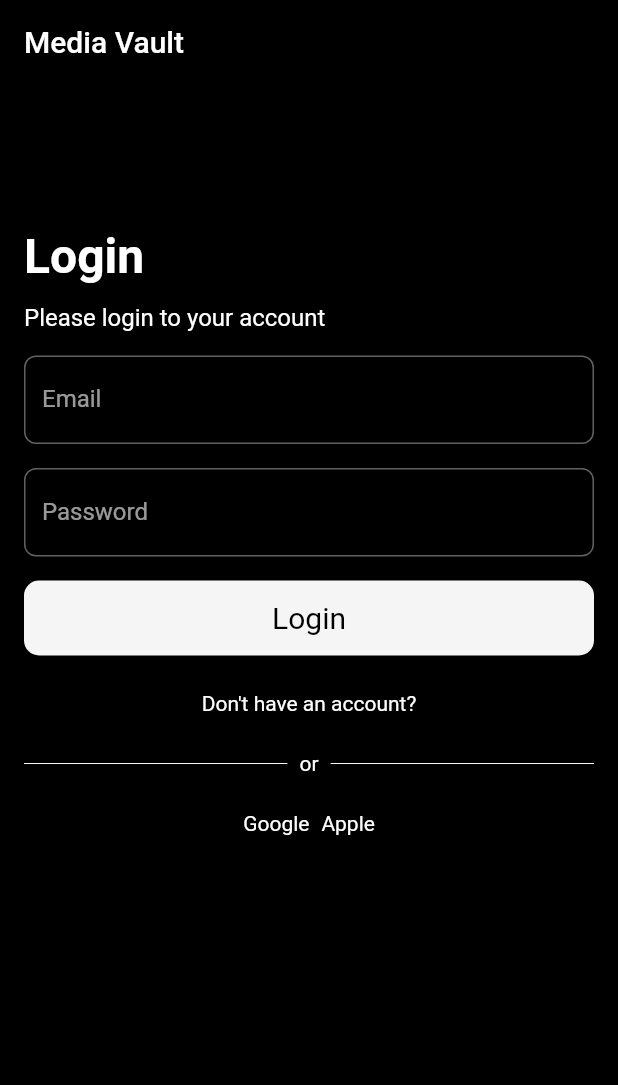
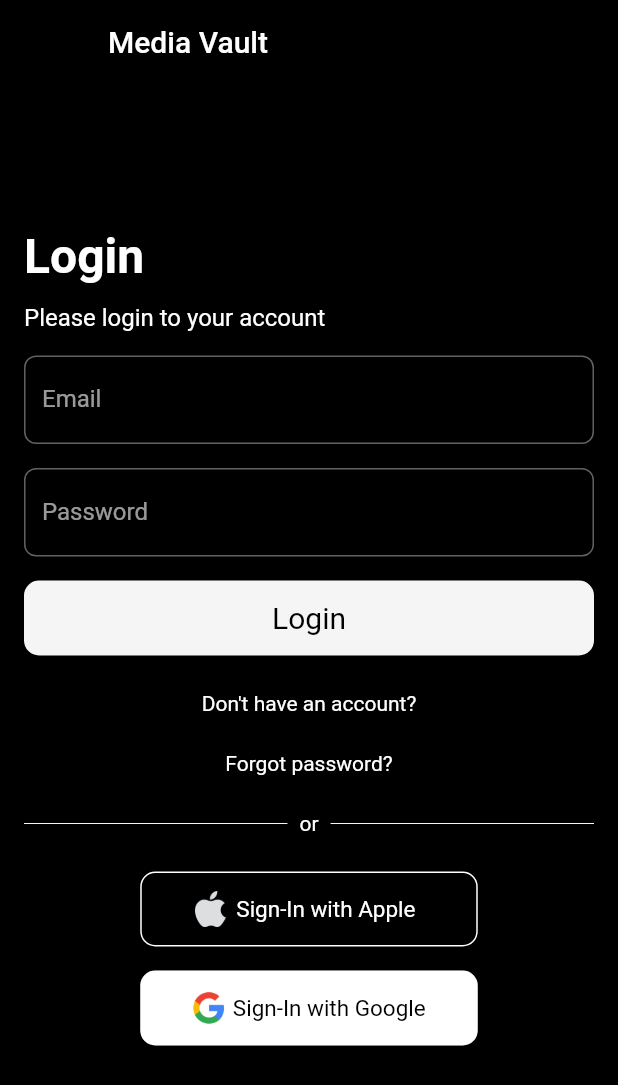
Before and after one commit to Finn-Ev/media-vault, a Flutter app: the screen it shows after launch, on a phone screen of 412 x 824 dp. Shown: the top 1085 px of the screen. Run offline on Flutter 3.47's test engine with Material 2 defaults, Android fonts, the phone set to English and light mode, and no system bars; our stand-ins replace auto_route, bloc, cloud_firestore, dartz, firebase_auth, firebase_core and 4 more; accounts and stored records are empty.

Commit message:
feature/implemented confirm_email and forgot_password functionality; setup sign-in-with google; started with apple_sign_in

```diff
--- a/lib/application/auth/auth_form/auth_form_event.dart
+++ b/lib/application/auth/auth_form/auth_form_event.dart
@@ -15,6 +15,11 @@ class SignInWithEmailAndPasswordPressed extends AuthFormEvent {
   SignInWithEmailAndPasswordPressed({required this.email, required this.password});
 }
 
+class ForgotPasswordPressed extends AuthFormEvent {
+  final String? email;
+  ForgotPasswordPressed({required this.email});
+}
+
 class SignInWithGooglePressed extends AuthFormEvent {}
 
 class SignInWithApplePressed extends AuthFormEvent {}
--- a/lib/core/failures/auth_failures.dart
+++ b/lib/core/failures/auth_failures.dart
@@ -3,6 +3,8 @@ abstract class AuthFailure {}
 class ServerFailure extends AuthFailure {}
 
 class EmailAlreadyInUseFailure extends AuthFailure {}
+
+class EmailNotVerifiedFailure extends AuthFailure {}
 
 class InvalidEmailAndPasswordCombinationFailure extends AuthFailure {}
 
@@ -12,6 +14,8 @@ String mapAuthFailureToMessage(AuthFailure failure) {
       return 'Something went wrong';
     case EmailAlreadyInUseFailure:
       return 'Email already in use. Please try a different one';
+    case EmailNotVerifiedFailure:
+      return 'Your email isn\'t verified. Please check your inbox';
     case InvalidEmailAndPasswordCombinationFailure:
       return 'Invalid email and password combination. Please try again';
     default:
--- a/lib/presentation/_widgets/custom_button.dart
+++ b/lib/presentation/_widgets/custom_button.dart
@@ -6,7 +6,12 @@ class CustomButton extends StatelessWidget {
   final VoidCallback onPressed;
   final bool isLoading;
 
-  const CustomButton({Key? key, required this.text, this.isLoading = false, required this.onPressed}) : super(key: key);
+  const CustomButton({
+    Key? key,
+    required this.text,
+    required this.onPressed,
+    this.isLoading = false,
+  }) : super(key: key);
 
   @override
   Widget build(BuildContext context) {
--- a/lib/presentation/auth/login/login_page.dart
+++ b/lib/presentation/auth/login/login_page.dart
@@ -5,6 +5,8 @@ import 'package:media_vault/application/auth/auth_form/auth_form_bloc.dart';
 import 'package:media_vault/injection.dart';
 import 'package:media_vault/presentation/_routes/routes.gr.dart';
 import 'package:media_vault/presentation/_widgets/horizontal_text_divider.dart';
+import 'package:media_vault/presentation/auth/login/widgets/apple_sign_in_button.dart';
+import 'package:media_vault/presentation/auth/login/widgets/google_sign_in_button.dart';
 import 'package:media_vault/presentation/auth/login/widgets/login_form.dart';
 
 class LoginPage extends StatelessWidget {
@@ -14,6 +16,7 @@ class LoginPage extends StatelessWidget {
   Widget build(BuildContext context) {
     return Scaffold(
       appBar: AppBar(
+        leading: const Text(""), // workaround because replace() doesn't work as intended
         title: const Text("Media Vault"),
       ),
       body: BlocProvider(
@@ -49,15 +52,30 @@ class LoginPage extends StatelessWidget {
                   ),
                 ],
               ),
+              const SizedBox(height: 24.0),
+              Row(
+                mainAxisAlignment: MainAxisAlignment.center,
+                children: [
+                  InkResponse(
+                    onTap: () => AutoRouter.of(context).push(const ForgotPasswordPageRoute()),
+                    child: const Text("Forgot password?", textAlign: TextAlign.center),
+                  ),
+                ],
+              ),
               const SizedBox(height: 24),
               const HorizontalTextDivider("or"),
               const SizedBox(height: 24.0),
               Row(
                 mainAxisAlignment: MainAxisAlignment.center,
-                children: const [
-                  Text("Google"),
-                  SizedBox(width: 8.0),
-                  Text("Apple"),
+                children: [
+                  AppleSignInButton(),
+                ],
+              ),
+              SizedBox(height: 16.0),
+              Row(
+                mainAxisAlignment: MainAxisAlignment.center,
+                children: [
+                  GoogleSignInButton(),
                 ],
               ),
             ],
--- /dev/null
+++ b/lib/presentation/auth/login/widgets/apple_sign_in_button.dart
@@ -0,0 +1,42 @@
+import 'package:flutter/material.dart';
+import 'package:flutter_bloc/flutter_bloc.dart';
+import 'package:media_vault/application/auth/auth_form/auth_form_bloc.dart';
+
+class AppleSignInButton extends StatelessWidget {
+  const AppleSignInButton({Key? key}) : super(key: key);
+
+  @override
+  Widget build(BuildContext context) {
+    return Container(
+      height: 50,
+      width: 225,
+      padding: const EdgeInsets.all(8),
+      decoration: BoxDecoration(
+        borderRadius: BorderRadius.circular(10),
+        border: Border.all(color: Colors.white),
+        color: Colors.black,
+      ),
+      child: InkResponse(
+        onTap: () => BlocProvider.of<AuthFormBloc>(context).add(SignInWithApplePressed()),
+        child: Row(
+          mainAxisAlignment: MainAxisAlignment.center,
+          crossAxisAlignment: CrossAxisAlignment.center,
+          mainAxisSize: MainAxisSize.min,
+          children: <Widget>[
+            SizedBox(height: 24, child: Image.asset('images/apple_logo.png', fit: BoxFit.cover)),
+            const SizedBox(
+              width: 7.0,
+            ),
+            const Text(
+              'Sign-In with Apple',
+              style: TextStyle(color: Colors.white, fontSize: 15),
+            ),
+            const SizedBox(
+              width: 5.0,
+            ),
+          ],
+        ),
+      ),
+    );
+  }
+}
--- /dev/null
+++ b/lib/presentation/auth/login/widgets/google_sign_in_button.dart
@@ -0,0 +1,43 @@
+import 'package:flutter/material.dart';
+import 'package:flutter_bloc/flutter_bloc.dart';
+import 'package:media_vault/application/auth/auth_form/auth_form_bloc.dart';
+
+class GoogleSignInButton extends StatelessWidget {
+  GoogleSignInButton({Key? key}) : super(key: key);
+
+  @override
+  Widget build(BuildContext context) {
+    return Material(
+      elevation: 10,
+      borderRadius: BorderRadius.circular(10),
+      child: Container(
+        height: 50,
+        width: 225,
+        padding: const EdgeInsets.all(8),
+        decoration: BoxDecoration(
+          borderRadius: BorderRadius.circular(10),
+          color: Colors.white,
+        ),
+        child: InkResponse(
+          onTap: () {
+            BlocProvider.of<AuthFormBloc>(context).add(SignInWithGooglePressed());
+          },
+          child: Row(
+            mainAxisAlignment: MainAxisAlignment.center,
+            mainAxisSize: MainAxisSize.min,
+            children: <Widget>[
+              SizedBox(height: 32, child: Image.asset('images/google_logo.png', fit: BoxFit.cover)),
+              const Text(
+                'Sign-In with Google',
+                style: TextStyle(color: Colors.black, fontSize: 15),
+              ),
+              const SizedBox(
+                width: 5.0,
+              ),
+            ],
+          ),
+        ),
+      ),
+    );
+  }
+}
--- a/pubspec.yaml
+++ b/pubspec.yaml
@@ -44,6 +44,7 @@ dependencies:
   firebase_auth: ^3.4.1
   cloud_firestore: ^3.2.1
   flutter_platform_widgets: ^2.0.0
+  google_sign_in: ^5.4.0
 
 dev_dependencies:
   flutter_test:
@@ -70,9 +71,8 @@ flutter:
   uses-material-design: true
 
   # To add assets to your application, add an assets section, like this:
-  # assets:
-  #   - images/a_dot_burr.jpeg
-  #   - images/a_dot_ham.jpeg
+  assets:
+     - images/
 
   # An image asset can refer to one or more resolution-specific "variants", see
   # https://flutter.dev/assets-and-images/#resolution-aware
```
Also changed, not shown: lib/application/auth/auth_form/auth_form_bloc.dart (+18 -0 lines), lib/domain/repositories/auth_repository.dart (+8 -0 lines), lib/infrastructure/repositories/auth_repository_impl.dart (+59 -2 lines), lib/presentation/auth/forgot_password/forgot_password_page.dart (+34 -2 lines), lib/presentation/auth/forgot_password/widgets/forgot_password_form.dart (added, +83 -0 lines), lib/presentation/auth/login/widgets/login_form.dart (+22 -7 lines), lib/presentation/auth/register/widgets/register_form.dart (+17 -1 lines), images/apple_logo.png (added), images/google_logo.png (added), pubspec.lock, 3 other files.
